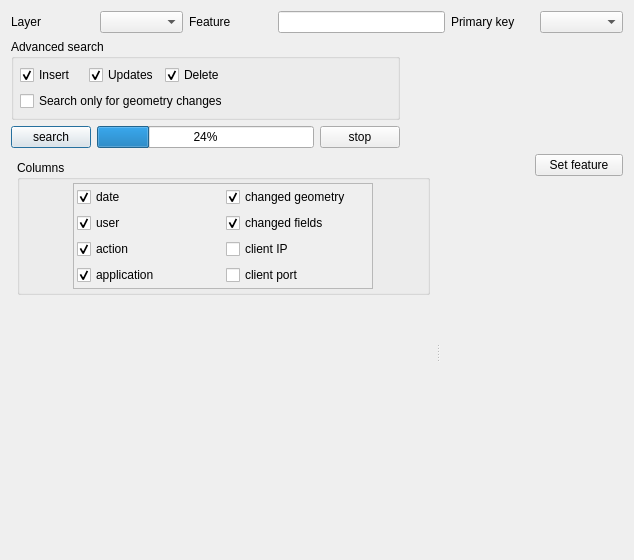
3nids/postgres91plusauditor, file ui/ui_showhistory.ui: the form before one commit.
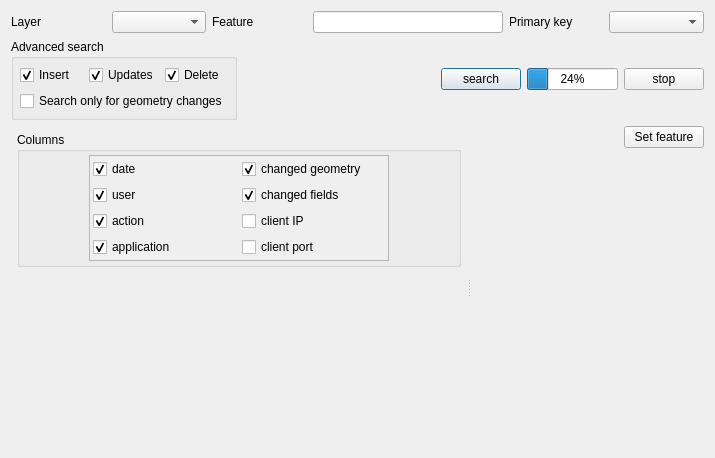
The form after the commit. Custom widgets are drawn as their Qt base class.

Commit message: remove logresults class

```diff
--- a/ui/ui_showhistory.ui
+++ b/ui/ui_showhistory.ui
@@ -6,22 +6,61 @@
    <rect>
     <x>0</x>
     <y>0</y>
-    <width>634</width>
-    <height>560</height>
+    <width>715</width>
+    <height>458</height>
    </rect>
   </property>
   <property name="windowTitle">
    <string>Postgres 91 plus Auditor :: search history</string>
   </property>
   <layout class="QGridLayout" name="gridLayout_6">
-   <item row="2" column="1">
-    <widget class="QProgressBar" name="progressBar">
-     <property name="value">
-      <number>24</number>
+   <item row="1" column="3">
+    <spacer name="horizontalSpacer">
+     <property name="orientation">
+      <enum>Qt::Horizontal</enum>
      </property>
+     <property name="sizeHint" stdset="0">
+      <size>
+       <width>40</width>
+       <height>20</height>
+      </size>
+     </property>
+    </spacer>
+   </item>
+   <item row="1" column="4">
+    <widget class="QWidget" name="widget_2" native="true">
+     <layout class="QGridLayout" name="gridLayout_3">
+      <property name="margin">
+       <number>0</number>
+      </property>
+      <item row="0" column="0">
+       <widget class="QPushButton" name="searchButton">
+        <property name="layoutDirection">
+         <enum>Qt::LeftToRight</enum>
+        </property>
+        <property name="text">
+         <string>search</string>
+        </property>
+       </widget>
+      </item>
+      <item row="0" column="2">
+       <widget class="QPushButton" name="stopButton">
+        <property name="text">
+         <string>stop</string>
+        </property>
+       </widget>
+      </item>
+      <item row="0" column="1">
+       <widget class="QProgressBar" name="progressBar">
+        <property name="value">
+         <number>24</number>
+        </property>
+       </widget>
+      </item>
+     </layout>
     </widget>
    </item>
-   <item row="0" column="0" colspan="4">
+   <item row="0" column="0" colspan="5">
     <widget class="QWidget" name="widget" native="true">
      <property name="sizePolicy">
       <sizepolicy hsizetype="Preferred" vsizetype="Maximum">
@@ -66,36 +105,6 @@
      </layout>
     </widget>
    </item>
-   <item row="2" column="0">
-    <widget class="QPushButton" name="searchButton">
-     <property name="layoutDirection">
-      <enum>Qt::LeftToRight</enum>
-     </property>
-     <property name="text">
-      <string>search</string>
-     </property>
-    </widget>
-   </item>
-   <item row="2" column="2">
-    <widget class="QPushButton" name="stopButton">
-     <property name="text">
-      <string>stop</string>
-     </property>
-    </widget>
-   </item>
-   <item row="2" column="3">
-    <spacer name="horizontalSpacer_3">
-     <property name="orientation">
-      <enum>Qt::Horizontal</enum>
-     </property>
-     <property name="sizeHint" stdset="0">
-      <size>
-       <width>40</width>
-       <height>20</height>
-      </size>
-     </property>
-    </spacer>
-   </item>
    <item row="1" column="0" colspan="3">
     <widget class="QgsCollapsibleGroupBoxBasic" name="groupBox_2">
      <property name="sizePolicy">
@@ -157,23 +166,10 @@
         </property>
        </widget>
       </item>
-      <item row="0" column="3" rowspan="2">
-       <spacer name="horizontalSpacer_2">
-        <property name="orientation">
-         <enum>Qt::Horizontal</enum>
-        </property>
-        <property name="sizeHint" stdset="0">
-         <size>
-          <width>40</width>
-          <height>20</height>
-         </size>
-        </property>
-       </spacer>
-      </item>
      </layout>
     </widget>
    </item>
-   <item row="4" column="0" colspan="4">
+   <item row="3" column="0" colspan="5">
     <widget class="QSplitter" name="splitter">
      <property name="orientation">
       <enum>Qt::Horizontal</enum>
@@ -336,16 +332,13 @@
         </widget>
        </item>
        <item row="0" column="1">
-        <spacer name="horizontalSpacer">
+        <spacer name="horizontalSpacer_2">
          <property name="orientation">
           <enum>Qt::Horizontal</enum>
          </property>
-         <property name="sizeType">
-          <enum>QSizePolicy::Minimum</enum>
-         </property>
          <property name="sizeHint" stdset="0">
           <size>
-           <width>20</width>
+           <width>40</width>
            <height>20</height>
           </size>
          </property>
```
Left out of the diff: 6 changed lines with no effect on the pictures. The commit also changes 4 other files.
